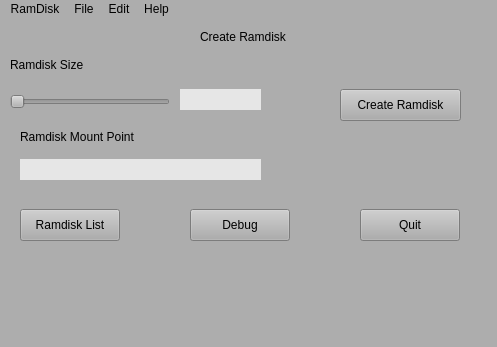
Before: the Qt Designer form src/ramdisk/ui/main.ui in clockworksspheres/ramdisk, drawn with Qt 5.
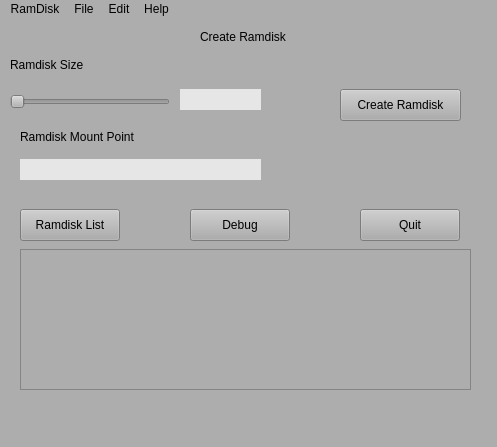
After: the same form once the commit is applied.

```diff
--- a/src/ramdisk/ui/main.ui
+++ b/src/ramdisk/ui/main.ui
@@ -7,7 +7,7 @@
     <x>0</x>
     <y>0</y>
     <width>497</width>
-    <height>347</height>
+    <height>447</height>
    </rect>
   </property>
   <property name="windowTitle">
@@ -160,6 +160,19 @@
 }</string>
     </property>
    </widget>
+   <widget class="QTableWidget" name="tableWidget">
+    <property name="geometry">
+     <rect>
+      <x>20</x>
+      <y>230</y>
+      <width>451</width>
+      <height>141</height>
+     </rect>
+    </property>
+    <property name="editTriggers">
+     <set>QAbstractItemView::EditTrigger::DoubleClicked</set>
+    </property>
+   </widget>
   </widget>
   <widget class="QMenuBar" name="menubar">
    <property name="geometry">
```
